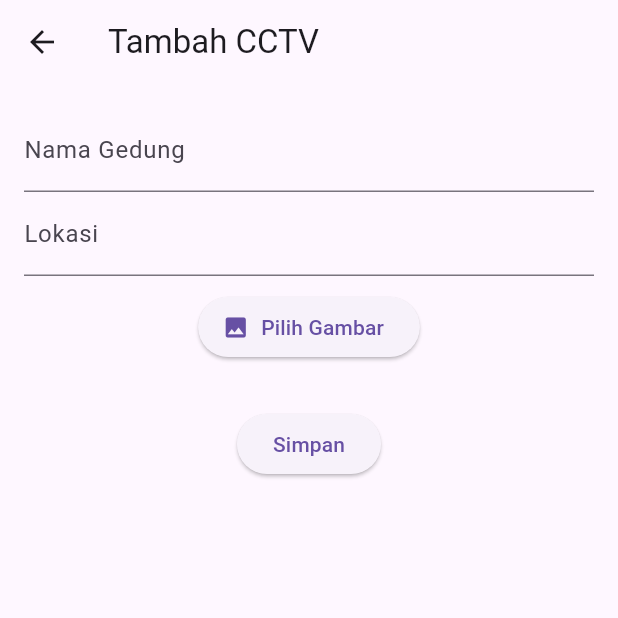
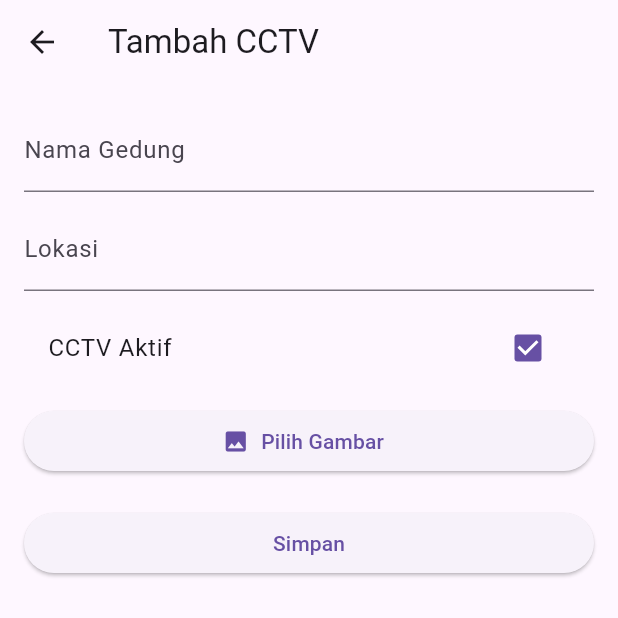
Before and after one commit to BangSaM0607/cctv_management, a Flutter app: the FormPage screen opened directly, after a tap on "Pilih Gambar", on a phone screen of 412 x 824 dp, the top half of it. Run offline on Flutter 3.47's test engine with Material 3 defaults, Android fonts, the phone set to English and light mode, and no system bars; our stand-ins replace image_picker, supabase_flutter; accounts and stored records are empty.

Commit message:
Refactor form page to improve image upload handling and add active status checkbox

```diff
--- a/lib/pages/form_page.dart
+++ b/lib/pages/form_page.dart
@@ -1,12 +1,9 @@
 import 'dart:io';
-import 'dart:typed_data';
-
 import 'package:flutter/material.dart';
 import 'package:image_picker/image_picker.dart';
-import 'package:path/path.dart' as p;
 import 'package:supabase_flutter/supabase_flutter.dart';
-
 import '../models/cctv.dart';
+import 'package:uuid/uuid.dart';
 
 class FormPage extends StatefulWidget {
   final CCTV? cctv;
@@ -18,12 +15,13 @@ class FormPage extends StatefulWidget {
 }
 
 class _FormPageState extends State<FormPage> {
+  final supabase = Supabase.instance.client;
   final _formKey = GlobalKey<FormState>();
-  final supabase = Supabase.instance.client;
-
   final nameCtrl = TextEditingController();
   final locationCtrl = TextEditingController();
-  final imageUrlCtrl = TextEditingController();
+  File? selectedImage;
+  bool isUploading = false;
+  bool isActive = true;
 
   @override
   void initState() {
@@ -31,46 +29,46 @@ class _FormPageState extends State<FormPage> {
     if (widget.cctv != null) {
       nameCtrl.text = widget.cctv!.name;
       locationCtrl.text = widget.cctv!.location;
-      imageUrlCtrl.text = widget.cctv!.imageUrl;
+      isActive = widget.cctv!.status;
     }
   }
 
-  Future<String?> uploadImage() async {
+  Future<void> pickImage() async {
     final picker = ImagePicker();
     final picked = await picker.pickImage(source: ImageSource.gallery);
+    if (picked != null) {
+      setState(() {
+        selectedImage = File(picked.path);
+      });
+    }
+  }
 
-    if (picked == null) return null;
-
-    final bytes = await picked.readAsBytes(); // Convert to Uint8List
-    final fileName =
-        '${DateTime.now().millisecondsSinceEpoch}_${p.basename(picked.path)}';
-
-    final response = await supabase.storage
-        .from('cctv-images') // ganti sesuai bucket kamu
-        .uploadBinary(
-          'public/$fileName',
-          bytes,
-          fileOptions: const FileOptions(
-            contentType: 'image/jpeg',
-            upsert: true,
-          ),
-        );
-
-    if (response.isEmpty) return null;
-
-    final imageUrl = supabase.storage
-        .from('cctv-images')
-        .getPublicUrl('public/$fileName');
-
-    return imageUrl;
+  Future<String?> uploadImage(File file) async {
+    final fileName = const Uuid().v4();
+    final storage = supabase.storage.from('cctv-images');
+    final response = await storage.upload('public/$fileName.jpg', file);
+    if (response != null) {
+      return storage.getPublicUrl('public/$fileName.jpg');
+    }
+    return null;
   }
 
   Future<void> saveData() async {
-    print('saveData dipanggil'); // Tambahkan ini
+    if (!_formKey.currentState!.validate()) return;
+
+    setState(() => isUploading = true);
+    String imageUrl = widget.cctv?.imageUrl ?? '';
+
+    if (selectedImage != null) {
+      final url = await uploadImage(selectedImage!);
+      if (url != null) imageUrl = url;
+    }
+
     final data = {
       'name': nameCtrl.text,
       'location': locationCtrl.text,
-      'image_url': imageUrlCtrl.text,
+      'image_url': imageUrl,
+      'status': isActive,
     };
 
     if (widget.cctv == null) {
@@ -79,6 +77,7 @@ class _FormPageState extends State<FormPage> {
       await supabase.from('cctvs').update(data).eq('id', widget.cctv!.id);
     }
 
+    setState(() => isUploading = false);
     if (context.mounted) Navigator.pop(context);
   }
 
@@ -89,57 +88,63 @@ class _FormPageState extends State<FormPage> {
         title: Text(widget.cctv == null ? 'Tambah CCTV' : 'Edit CCTV'),
       ),
       body: Padding(
-        padding: const EdgeInsets.all(16.0),
-        child: Form(
+        padding: const EdgeInsets.all(16),
+        child:
+            isUploading
+                ? const Center(child: CircularProgressIndicator())
+                : Form(
                   key: _formKey,
-          child: SingleChildScrollView(
-            child: Column(
+                  child: ListView(
                     children: [
                       TextFormField(
                         controller: nameCtrl,
-                  decoration: const InputDecoration(labelText: 'Nama Gedung'),
+                        decoration: const InputDecoration(
+                          labelText: 'Nama Gedung',
+                        ),
                         validator:
-                      (value) =>
-                          value == null || value.isEmpty ? 'Wajib diisi' : null,
+                            (val) =>
+                                val == null || val.isEmpty
+                                    ? 'Wajib diisi'
+                                    : null,
                       ),
+                      const SizedBox(height: 10),
                       TextFormField(
                         controller: locationCtrl,
                         decoration: const InputDecoration(labelText: 'Lokasi'),
                         validator:
-                      (value) =>
-                          value == null || value.isEmpty ? 'Wajib diisi' : null,
+                            (val) =>
+                                val == null || val.isEmpty
+                                    ? 'Wajib diisi'
+                                    : null,
+                      ),
+                      const SizedBox(height: 10),
+                      CheckboxListTile(
+                        title: const Text('CCTV Aktif'),
+                        value: isActive,
+                        onChanged:
+                            (val) => setState(() => isActive = val ?? false),
                       ),
                       const SizedBox(height: 10),
                       ElevatedButton.icon(
+                        onPressed: pickImage,
                         icon: const Icon(Icons.image),
-                  label: const Text("Pilih Gambar"),
-                  onPressed: () async {
-                    final url = await uploadImage();
-                    if (url != null) {
-                      imageUrlCtrl.text = url;
-                      setState(() {});
-                    }
-                  },
+                        label: const Text('Pilih Gambar'),
                       ),
-                const SizedBox(height: 10),
-                if (imageUrlCtrl.text.isNotEmpty)
-                  Image.network(imageUrlCtrl.text, height: 150),
+                      if (selectedImage != null)
+                        Image.file(
+                          selectedImage!,
+                          height: 150,
+                          fit: BoxFit.cover,
+                        ),
                       const SizedBox(height: 20),
                       ElevatedButton(
-                  onPressed: () async {
-                    print('Tombol Simpan ditekan'); // Tambahkan ini
-                    if (_formKey.currentState!.validate()) {
-                      print('Form valid, akan simpan data'); // Tambahkan ini
-                      await saveData();
-                    }
-                  },
+                        onPressed: saveData,
                         child: const Text('Simpan'),
                       ),
                     ],
                   ),
                 ),
       ),
-      ),
     );
   }
 }
```
Lines whose indentation alone changed are shown as unchanged.
